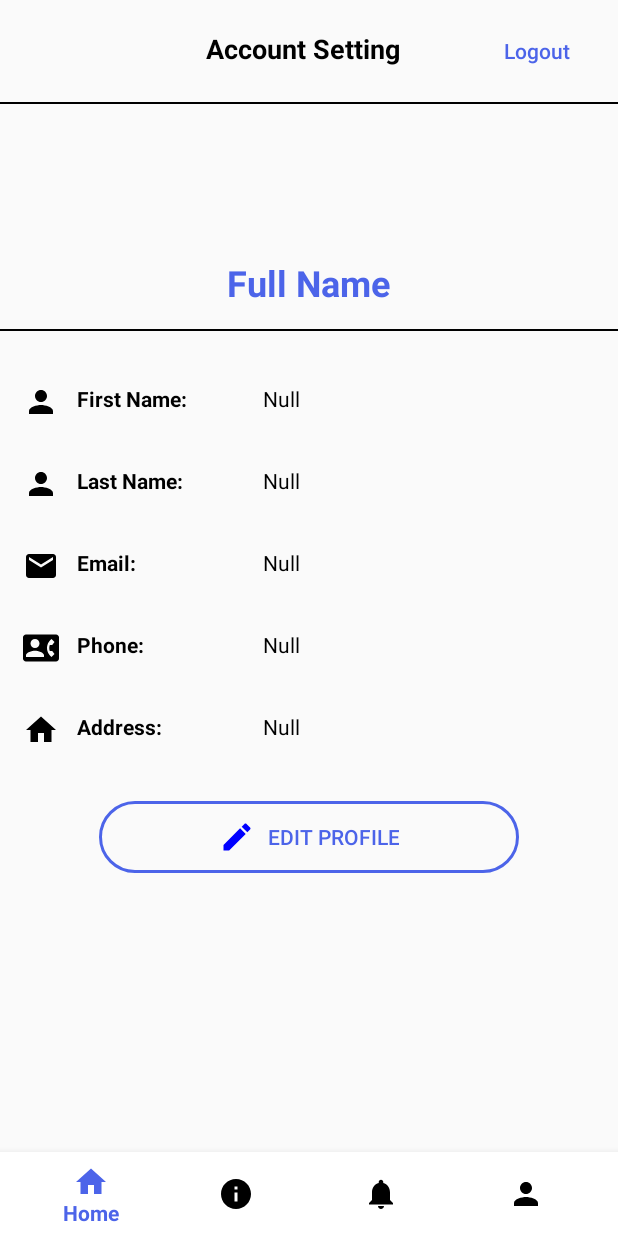
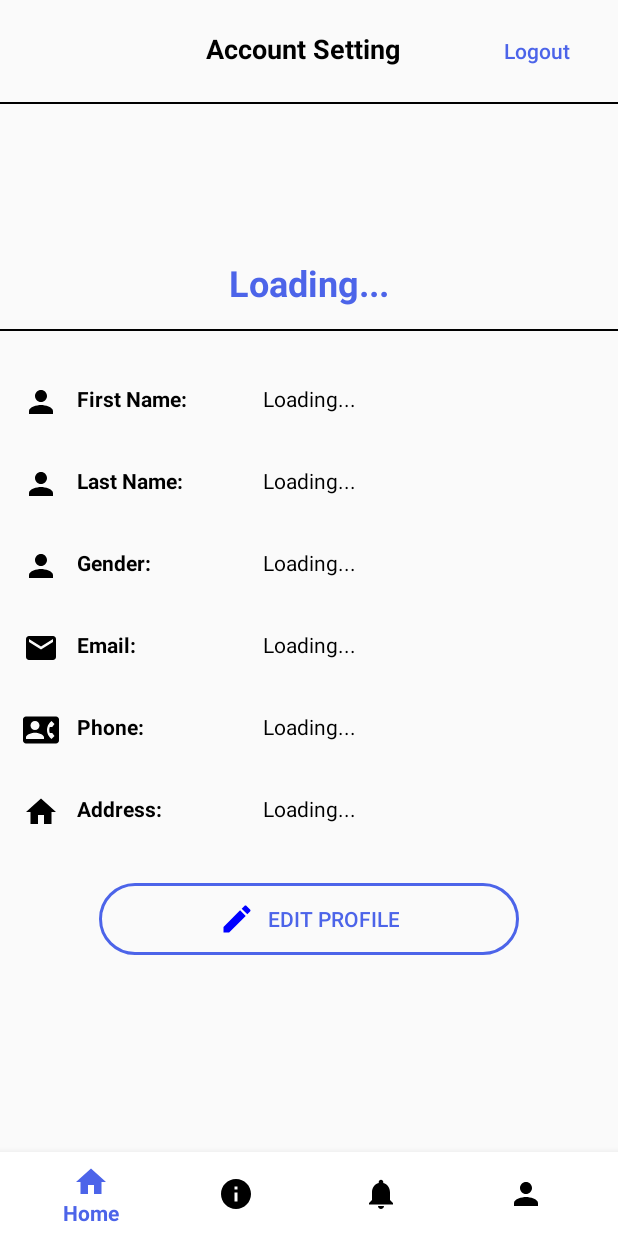
Before and after one commit to jeremy-lee02/happyTech_Android, an Android app: the fragment ProfileFragment placed in its activity, on a phone screen of 412 x 824 dp. Run offline under Robolectric (Android 15) with nearby library versions, the phone set to English and light mode, and no system bars; our stand-ins replace Firebase (no records; nobody signed in at launch, a user with empty details on screens opened directly).

Commit message:
Update profile

```diff
--- a/app/src/main/java/com/example/happytechhomepageui/ProfileFragment.java
+++ b/app/src/main/java/com/example/happytechhomepageui/ProfileFragment.java
@@ -1,6 +1,7 @@
 package com.example.happytechhomepageui;
 
 import android.app.Activity;
+import android.app.ProgressDialog;
 import android.content.Intent;
 import android.os.Bundle;
 import android.view.LayoutInflater;
@@ -8,6 +9,7 @@ import android.view.View;
 import android.view.ViewGroup;
 import android.widget.Button;
 import android.widget.ImageView;
+import android.widget.ProgressBar;
 import android.widget.TextView;
 import android.widget.Toast;
 
@@ -37,7 +39,9 @@ public class ProfileFragment extends Fragment {
     String uID;
     TextView fullName, email, phone, address;
     Button logoutBtn;
-    boolean isEdit = false;
+    User userProfile;
+
+
 
     // TODO: Rename parameter arguments, choose names that match
     // the fragment initialization parameters, e.g. ARG_ITEM_NUMBER
@@ -113,6 +117,9 @@ public class ProfileFragment extends Fragment {
                 phone.setFocusable(false);
                 address.setFocusable(false);
                 //TODO: Do Update Function Here!
+
+
+
             }
         });
 
@@ -120,7 +127,6 @@ public class ProfileFragment extends Fragment {
             @Override
             public void onClick(View view) {
                 FirebaseAuth.getInstance().signOut();
-                ProfileFragment profileFragment = new ProfileFragment();
                 Intent intent = new Intent(getContext(), LoginActivity.class);
                 intent.setFlags(Intent.FLAG_ACTIVITY_CLEAR_TASK|Intent.FLAG_ACTIVITY_NEW_TASK);
                 startActivity(intent);
@@ -130,7 +136,7 @@ public class ProfileFragment extends Fragment {
         reference.child(uID).addListenerForSingleValueEvent(new ValueEventListener() {
             @Override
             public void onDataChange(@NonNull DataSnapshot snapshot) {
-                User userProfile = snapshot.getValue(User.class);
+                userProfile = snapshot.getValue(User.class);
                 if (userProfile != null){
                     firstName.setText(userProfile.getFirstName());
                     lastName.setText(userProfile.getLastName());
@@ -153,6 +159,9 @@ public class ProfileFragment extends Fragment {
         });
 
     }
+    public void updateUser(User updatedUser, DatabaseReference reference, String uId){
+        reference.child("Users").child(uId).setValue(updatedUser);
+    }
 
     @Override
     public void onCreate(Bundle savedInstanceState) {
--- a/app/src/main/res/layout/fragment_profile.xml
+++ b/app/src/main/res/layout/fragment_profile.xml
@@ -59,7 +59,7 @@
                 android:textSize="24sp"
                 android:textColor="@color/blue"
                 android:textStyle="bold"
-                android:text="Full Name"/>
+                android:text="Loading..."/>
         </LinearLayout>
         <View
             android:layout_width="match_parent"
@@ -83,14 +83,14 @@
 
             <EditText
                 android:id="@+id/firstTxt"
-                android:layout_width="wrap_content"
+                android:layout_width="200dp"
                 android:layout_height="wrap_content"
                 android:padding="15dp"
                 android:textColor="@color/black"
                 android:textSize="14sp"
                 android:background="#00FFFFFF"
                 android:focusable="false"
-                android:text="Null" />
+                android:text="Loading..." />
 
         </LinearLayout>
 
@@ -111,14 +111,40 @@
 
             <EditText
                 android:id="@+id/lastTxt"
-                android:layout_width="wrap_content"
+                android:layout_width="200dp"
                 android:layout_height="wrap_content"
                 android:padding="15dp"
                 android:textColor="@color/black"
                 android:textSize="14sp"
                 android:background="#00FFFFFF"
                 android:focusable="false"
-                android:text="Null" />
+                android:text="Loading..." />
+        </LinearLayout>
+
+        <LinearLayout
+            android:layout_width="match_parent"
+            android:layout_height="wrap_content">
+            <TextView
+                android:id="@+id/textViewGender"
+                android:layout_width="160dp"
+                android:layout_height="wrap_content"
+                android:drawableLeft="@drawable/ic_baseline_person_24"
+                android:drawablePadding="12dp"
+                android:textStyle="bold"
+                android:textColor="@color/black"
+                android:padding="15dp"
+                android:text="Gender: " />
+
+            <EditText
+                android:id="@+id/genderTxt"
+                android:layout_width="200dp"
+                android:layout_height="wrap_content"
+                android:padding="15dp"
+                android:textColor="@color/black"
+                android:textSize="14sp"
+                android:background="#00FFFFFF"
+                android:focusable="false"
+                android:text="Loading..." />
         </LinearLayout>
 
         <LinearLayout
@@ -138,14 +164,14 @@
 
             <EditText
                 android:id="@+id/emailTxt"
-                android:layout_width="wrap_content"
+                android:layout_width="240dp"
                 android:layout_height="wrap_content"
                 android:padding="15dp"
                 android:textColor="@color/black"
                 android:textSize="14sp"
                 android:background="#00FFFFFF"
                 android:focusable="false"
-                android:text="Null" />
+                android:text="Loading..." />
         </LinearLayout>
 
         <LinearLayout
@@ -164,14 +190,14 @@
 
             <EditText
                 android:id="@+id/phoneTxt"
-                android:layout_width="wrap_content"
+                android:layout_width="200dp"
                 android:layout_height="wrap_content"
                 android:padding="15dp"
                 android:textColor="@color/black"
                 android:textSize="14sp"
                 android:background="#00FFFFFF"
                 android:focusable="false"
-                android:text="Null" />
+                android:text="Loading..." />
         </LinearLayout>
 
         <LinearLayout
@@ -191,14 +217,14 @@
 
             <EditText
                 android:id="@+id/addressTxt"
-                android:layout_width="wrap_content"
+                android:layout_width="200dp"
                 android:layout_height="wrap_content"
                 android:padding="15dp"
                 android:textColor="@color/black"
                 android:textSize="14sp"
                 android:background="#00FFFFFF"
                 android:focusable="false"
-                android:text="Null" />
+                android:text="Loading..." />
         </LinearLayout>
         <LinearLayout
             android:layout_width="match_parent"
```
Also changed, not shown: app/src/main/res/drawable-v24/sex.png (added).
